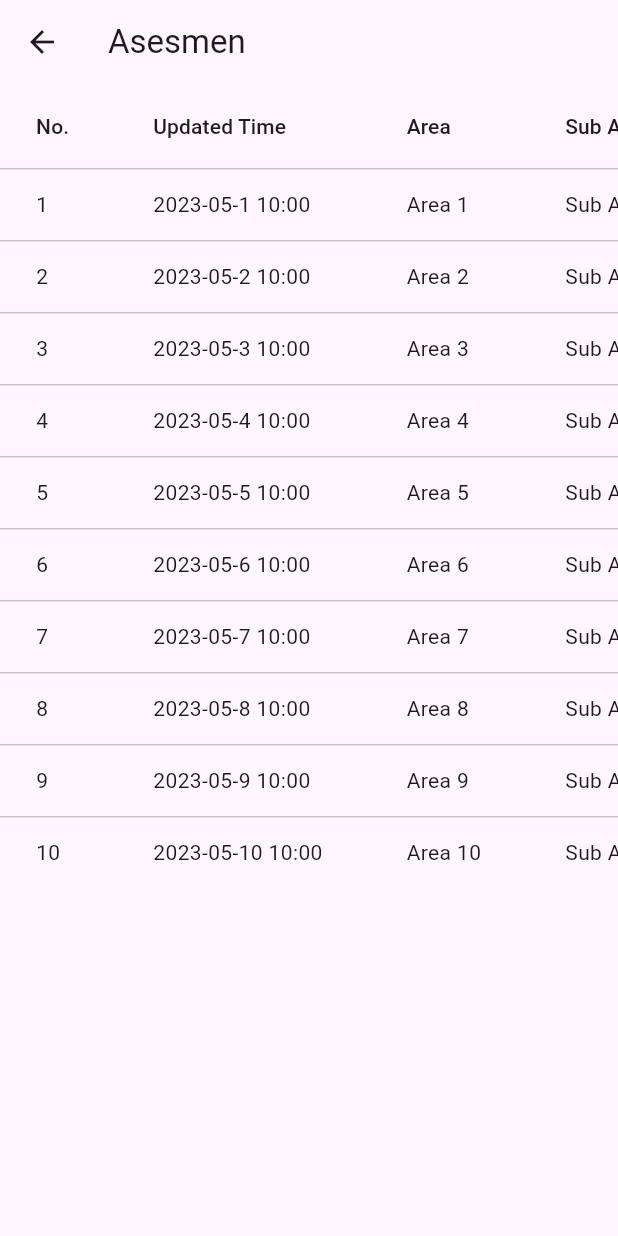
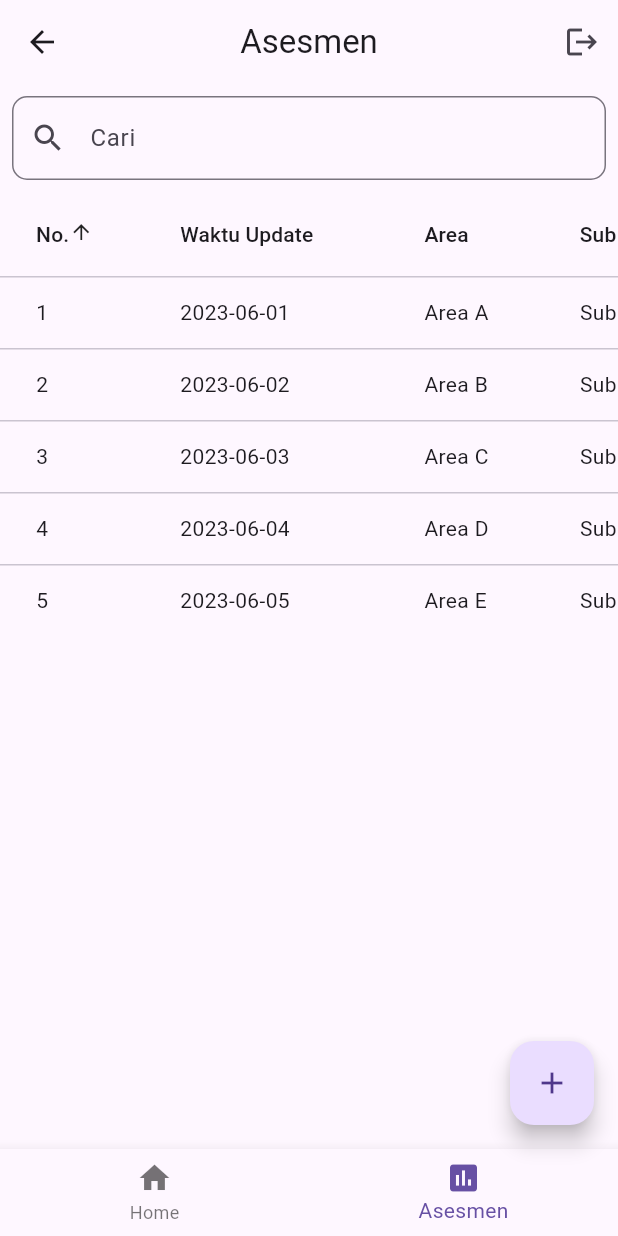
Before and after one commit to KStarID/mobile-andon, a Flutter app: the AsesmentView screen opened by its route, on a phone screen of 412 x 824 dp. Run offline on Flutter 3.47's test engine with Material 3 defaults, Android fonts, the light colour scheme and no system bars; our stand-ins replace get, syncfusion_flutter_charts.

```diff
--- /dev/null
+++ b/lib/app/data/models/assessment_model.dart
@@ -0,0 +1,51 @@
+class Assessment {
+  final int no;
+  final String updatedTime;
+  final String area;
+  final String subArea;
+  final String sopNumber;
+  final String model;
+  final String machineCodeAsset;
+  final String machineName;
+  final String status;
+  final String details;
+
+  Assessment({
+    required this.no,
+    required this.updatedTime,
+    required this.area,
+    required this.subArea,
+    required this.sopNumber,
+    required this.model,
+    required this.machineCodeAsset,
+    required this.machineName,
+    required this.status,
+    required this.details,
+  });
+
+  factory Assessment.fromJson(Map<String, dynamic> json) => Assessment(
+        no: json['id'],
+        updatedTime: json['updatedTime'],
+        area: json['area'],
+        subArea: json['subArea'],
+        sopNumber: json['sopNumber'],
+        model: json['model'],
+        machineCodeAsset: json['machineCodeAsset'],
+        machineName: json['machineName'],
+        status: json['status'],
+        details: json['details'],
+      );
+
+  Map<String, dynamic> toJson() => {
+        'number': no,
+        'updatedTime': updatedTime,
+        'area': area,
+        'subArea': subArea,
+        'sopNumber': sopNumber,
+        'model': model,
+        'machineCodeAsset': machineCodeAsset,
+        'machineName': machineName,
+        'status': status,
+        'details': details,
+      };
+}
--- a/lib/app/modules/asesment/asesment_view.dart
+++ b/lib/app/modules/asesment/asesment_view.dart
@@ -1,79 +1,163 @@
 import 'package:flutter/material.dart';
+import 'package:get/get.dart';
+import '../../data/models/assessment_model.dart';
+import 'asesment_controller.dart';
 
-class AsesmentView extends StatelessWidget {
+class AsesmentView extends GetView<AsesmentController> {
+  const AsesmentView({Key? key}) : super(key: key);
+
   @override
   Widget build(BuildContext context) {
     return Scaffold(
       appBar: AppBar(
-        title: Text('Asesmen'),
+        title: const Text('Asesmen'),
+        centerTitle: true,
+        actions: [
+          IconButton(
+            icon: const Icon(Icons.logout),
+            onPressed: () {
+              // Implementasi logika logout di sini
+              // Contoh: Get.offAllNamed('/login');
+            },
           ),
-      body: SingleChildScrollView(
+        ],
+      ),
+      body: Column(
+        children: [
+          Padding(
+            padding: const EdgeInsets.all(8.0),
+            child: TextField(
+              onChanged: controller.search,
+              decoration: InputDecoration(
+                labelText: 'Cari',
+                prefixIcon: const Icon(Icons.search),
+                border: OutlineInputBorder(
+                  borderRadius: BorderRadius.circular(10),
+                ),
+              ),
+            ),
+          ),
+          Expanded(
+            child: SingleChildScrollView(
               scrollDirection: Axis.horizontal,
-        child: DataTable(
+              child: Obx(() => DataTable(
+                sortColumnIndex: controller.sortColumnIndex.value,
+                sortAscending: controller.isAscending.value,
                 columns: [
-            DataColumn(label: Text('No.')),
-            DataColumn(label: Text('Updated Time')),
-            DataColumn(label: Text('Area')),
-            DataColumn(label: Text('Sub Area')),
-            DataColumn(label: Text('SOP Number')),
-            DataColumn(label: Text('Model')),
-            DataColumn(label: Text('Mesin Code Asset')),
-            DataColumn(label: Text('Machine Name')),
-            DataColumn(label: Text('Status')),
-            DataColumn(label: Text('Details')),
+                  DataColumn(
+                    label: const Text('No.'),
+                    onSort: (columnIndex, ascending) => controller.sort(columnIndex, ascending),
+                  ),
+                  DataColumn(
+                    label: const Text('Waktu Update'),
+                    onSort: (columnIndex, ascending) => controller.sort(columnIndex, ascending),
+                  ),
+                  DataColumn(
+                    label: const Text('Area'),
+                    onSort: (columnIndex, ascending) => controller.sort(columnIndex, ascending),
+                  ),
+                  DataColumn(
+                    label: const Text('Sub Area'),
+                    onSort: (columnIndex, ascending) => controller.sort(columnIndex, ascending),
+                  ),
+                  DataColumn(
+                    label: const Text('Nomor SOP'),
+                    onSort: (columnIndex, ascending) => controller.sort(columnIndex, ascending),
+                  ),
+                  DataColumn(
+                    label: const Text('Model'),
+                    onSort: (columnIndex, ascending) => controller.sort(columnIndex, ascending),
+                  ),
+                  DataColumn(
+                    label: const Text('Kode Aset Mesin'),
+                    onSort: (columnIndex, ascending) => controller.sort(columnIndex, ascending),
+                  ),
+                  DataColumn(
+                    label: const Text('Nama Mesin'),
+                    onSort: (columnIndex, ascending) => controller.sort(columnIndex, ascending),
+                  ),
+                  DataColumn(
+                    label: const Text('Status'),
+                    onSort: (columnIndex, ascending) => controller.sort(columnIndex, ascending),
+                  ),
+                  const DataColumn(label: Text('Detail')),
                 ],
-          rows: List<DataRow>.generate(
-            10, // Ganti dengan jumlah baris yang sesuai
-            (index) => DataRow(
+                rows: controller.filteredAssessments.map((assessment) => DataRow(
                   cells: [
-                DataCell(Text('${index + 1}')),
-                DataCell(Text('2023-05-${index + 1} 10:00')),
-                DataCell(Text('Area ${index + 1}')),
-                DataCell(Text('Sub Area ${index + 1}')),
-                DataCell(Text('SOP-${index + 100}')),
-                DataCell(Text('Model ${index + 1}')),
-                DataCell(Text('MC-${index + 1000}')),
-                DataCell(Text('Machine ${index + 1}')),
-                DataCell(Text('Active')),
+                    DataCell(Text(assessment.no.toString())),
+                    DataCell(Text(assessment.updatedTime)),
+                    DataCell(Text(assessment.area)),
+                    DataCell(Text(assessment.subArea)),
+                    DataCell(Text(assessment.sopNumber)),
+                    DataCell(Text(assessment.model)),
+                    DataCell(Text(assessment.machineCodeAsset)),
+                    DataCell(Text(assessment.machineName)),
+                    DataCell(Text(assessment.status)),
                     DataCell(
                       IconButton(
-                    icon: Icon(Icons.info_outline),
-                    onPressed: () => _showDetailsOverlay(context, index),
+                        icon: const Icon(Icons.info_outline),
+                        onPressed: () => _showDetailsOverlay(context, assessment),
+                      ),
+                    ),
+                  ],
+                )).toList(),
+              )),
             ),
           ),
         ],
       ),
+      floatingActionButton: FloatingActionButton(
+        onPressed: () => Get.toNamed('/add-ases'),
+        child: const Icon(Icons.add),
       ),
+      bottomNavigationBar: BottomNavigationBar(
+        currentIndex: 1,
+        items: const [
+          BottomNavigationBarItem(
+            icon: Icon(Icons.home),
+            label: 'Home',
           ),
+          BottomNavigationBarItem(
+            icon: Icon(Icons.assessment),
+            label: 'Asesmen',
+          ),
+        ],
+        onTap: (index) {
+          if (index == 0) {
+            Get.offAllNamed('/home');
+          }
+        },
       ),
     );
   }
 
-  void _showDetailsOverlay(BuildContext context, int index) {
+  void _showDetailsOverlay(BuildContext context, Assessment assessment) {
     showDialog(
       context: context,
       builder: (BuildContext context) {
         return AlertDialog(
-          title: Text('Detail Asesmen'),
-          content: Column(
+          title: const Text('Detail Asesmen'),
+          content: SingleChildScrollView(
+            child: Column(
               mainAxisSize: MainAxisSize.min,
               crossAxisAlignment: CrossAxisAlignment.start,
               children: [
-              Text('No: ${index + 1}'),
-              Text('Updated Time: 2023-05-${index + 1} 10:00'),
-              Text('Area: Area ${index + 1}'),
-              Text('Sub Area: Sub Area ${index + 1}'),
-              Text('SOP Number: SOP-${index + 100}'),
-              Text('Model: Model ${index + 1}'),
-              Text('Mesin Code Asset: MC-${index + 1000}'),
-              Text('Machine Name: Machine ${index + 1}'),
-              Text('Status: Active'),
-              // Tambahkan informasi detail lainnya di sini
+                Text('No: ${assessment.no}'),
+                Text('Waktu Update: ${assessment.updatedTime}'),
+                Text('Area: ${assessment.area}'),
+                Text('Sub Area: ${assessment.subArea}'),
+                Text('Nomor SOP: ${assessment.sopNumber}'),
+                Text('Model: ${assessment.model}'),
+                Text('Kode Aset Mesin: ${assessment.machineCodeAsset}'),
+                Text('Nama Mesin: ${assessment.machineName}'),
+                Text('Status: ${assessment.status}'),
+                Text('Detail: ${assessment.details}'),
               ],
+            ),
           ),
           actions: [
             TextButton(
-              child: Text('Tutup'),
+              child: const Text('Tutup'),
               onPressed: () {
                 Navigator.of(context).pop();
               },
--- a/lib/app/modules/home/home_view.dart
+++ b/lib/app/modules/home/home_view.dart
@@ -53,7 +53,7 @@ class HomeView extends GetView<HomeController> {
         onTap: (index) {
           if (index == 1) {
             // Navigasi ke halaman asesmen
-            Get.toNamed('/asesment');
+            Get.offAllNamed('/asesment');
           }
         },
       ),
--- a/lib/app/modules/login_page/login_page_view.dart
+++ b/lib/app/modules/login_page/login_page_view.dart
@@ -1,9 +1,6 @@
 import 'package:flutter/material.dart';
 import 'package:get/get.dart';
 import 'package:testcli/app/modules/login_page/login_page_controller.dart';
-
-import '../home/home_view.dart';
-
 
 class LoginPage extends GetView<LoginController> {
   const LoginPage({Key? key}) : super(key: key);
--- a/lib/app/routes/app_routes.dart
+++ b/lib/app/routes/app_routes.dart
@@ -6,6 +6,7 @@ abstract class Routes {
   static const HOME = _Paths.HOME;
   static const LOGIN_PAGE = _Paths.LOGIN_PAGE;
   static const ASESMENT = _Paths.ASESMENT;
+  static const ADD_ASES = _Paths.ADD_ASES;
 }
 
 abstract class _Paths {
@@ -13,4 +14,5 @@ abstract class _Paths {
   static const HOME = '/home';
   static const LOGIN_PAGE = '/login-page';
   static const ASESMENT = '/asesment';
+  static const ADD_ASES = '/add-ases';
 }
--- a/pubspec.yaml
+++ b/pubspec.yaml
@@ -38,6 +38,7 @@ dependencies:
   get: ^4.6.6
   fl_chart: ^0.69.0
   syncfusion_flutter_charts: ^27.1.51
+  qr_code_scanner: ^1.0.1
 
 dev_dependencies:
   flutter_test:
```
Also changed, not shown: lib/app/modules/add_ases/add_ases_binding.dart (added, +12 -0 lines), lib/app/modules/add_ases/add_ases_controller.dart (added, +70 -0 lines), lib/app/modules/add_ases/add_ases_view.dart (added, +64 -0 lines), lib/app/modules/asesment/asesment_controller.dart (+58 -9 lines), lib/app/routes/app_pages.dart (+7 -0 lines), pubspec.lock. Lines whose indentation alone changed are shown as unchanged.
